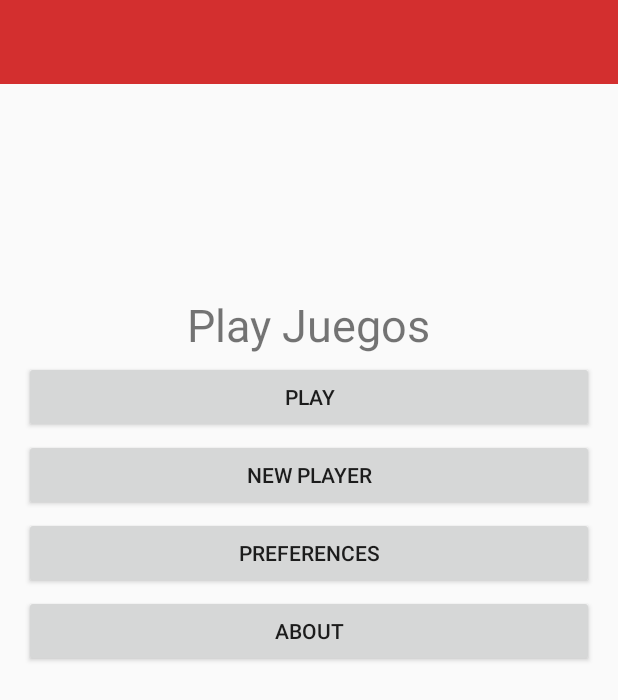
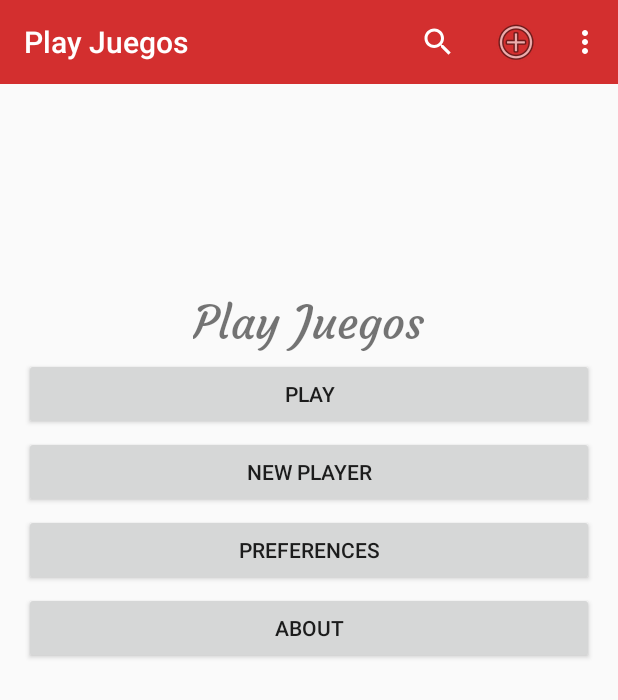
Before and after one commit to Prades0120/PlayJuegos, an Android app: the screen it shows after launch (MainActivity), on a phone screen of 412 x 824 dp. Shown: the top 700 px of the screen. Run offline under Robolectric (Android 15) with nearby library versions, the phone set to English and light mode, and no system bars.

Commit message:
Practica 2 acabada

```diff
--- a/app/src/main/AndroidManifest.xml
+++ b/app/src/main/AndroidManifest.xml
@@ -11,7 +11,8 @@
         android:theme="@style/Theme.PlayJuegos">
         <activity
             android:name=".NewPlayer"
-            android:exported="true" />
+            android:exported="true"
+            android:theme="@style/NewPlayer"/>
         <activity
             android:name=".MainActivity"
             android:exported="true">
--- a/app/src/main/java/com/example/playjuegos/MainActivity.kt
+++ b/app/src/main/java/com/example/playjuegos/MainActivity.kt
@@ -7,11 +7,15 @@ import android.view.Menu
 import android.view.MenuItem
 import android.widget.Button
 import android.widget.Toast
+import androidx.appcompat.widget.Toolbar
 
 class MainActivity : AppCompatActivity() {
     override fun onCreate(savedInstanceState: Bundle?) {
         super.onCreate(savedInstanceState)
         setContentView(R.layout.activity_main)
+
+        val toolbar = findViewById<Toolbar>(R.id.toolbar)
+        setSupportActionBar(toolbar)
 
         val jugador = findViewById<Button>(R.id.button2)
 
--- a/app/src/main/res/layout-land/activity_main.xml
+++ b/app/src/main/res/layout-land/activity_main.xml
@@ -1,18 +1,24 @@
 <?xml version="1.0" encoding="utf-8"?>
-<TableLayout xmlns:android="http://schemas.android.com/apk/res/android"
+<LinearLayout xmlns:android="http://schemas.android.com/apk/res/android"
     xmlns:tools="http://schemas.android.com/tools"
     android:layout_width="match_parent"
     android:layout_height="match_parent"
+    android:orientation="vertical">
+
+    <include layout="@layout/toolbar_layout" />
+
+    <TableLayout
+        android:layout_width="match_parent"
+        android:layout_height="match_parent"
+        android:layout_marginStart="16dp"
+        android:layout_marginTop="4dp"
+        android:layout_marginEnd="16dp"
+        android:layout_marginBottom="4dp"
         android:gravity="center_horizontal"
         android:orientation="vertical"
-    android:layout_marginStart="16dp"
-    android:layout_marginEnd="16dp"
-    android:layout_marginBottom="4dp"
-    android:layout_marginTop="4dp"
         android:stretchColumns="0,1"
         tools:context=".MainActivity">
 
-    <include layout="@layout/toolbar_layout" />
 
         <TableRow
             android:layout_width="match_parent"
@@ -25,6 +31,7 @@
                 android:layout_height="match_parent"
                 android:layout_marginBottom="4dp"
                 android:layout_span="2"
+                android:fontFamily="@font/courgette_regular"
                 android:gravity="center"
                 android:text="@string/play_juegos"
                 android:textSize="30sp" />
@@ -32,7 +39,7 @@
 
         <TableRow
             android:layout_width="match_parent"
-        android:layout_height="match_parent" >
+            android:layout_height="match_parent">
 
             <Button
                 android:id="@+id/button1"
@@ -57,7 +64,7 @@
 
         <TableRow
             android:layout_width="match_parent"
-        android:layout_height="match_parent" >
+            android:layout_height="match_parent">
 
             <Button
                 android:id="@+id/button3"
@@ -81,3 +88,4 @@
         </TableRow>
 
     </TableLayout>
+</LinearLayout>
--- a/app/src/main/res/layout/activity_main.xml
+++ b/app/src/main/res/layout/activity_main.xml
@@ -1,6 +1,5 @@
 <?xml version="1.0" encoding="utf-8"?>
 <LinearLayout xmlns:android="http://schemas.android.com/apk/res/android"
-    xmlns:app="http://schemas.android.com/apk/res-auto"
     xmlns:tools="http://schemas.android.com/tools"
     android:layout_width="match_parent"
     android:layout_height="match_parent"
@@ -10,48 +9,56 @@
 
     <include layout="@layout/toolbar_layout" />
 
+    <LinearLayout
+        android:layout_width="match_parent"
+        android:layout_height="match_parent"
+        android:gravity="center_horizontal"
+        android:orientation="vertical">
+
         <TextView
-        android:layout_marginTop="140dp"
-        android:textSize="30sp"
-        android:layout_marginBottom="4dp"
             android:id="@+id/textView"
             android:layout_width="wrap_content"
             android:layout_height="wrap_content"
-        android:text="@string/play_juegos" />
+            android:layout_marginTop="140dp"
+            android:layout_marginBottom="4dp"
+            android:fontFamily="@font/courgette_regular"
+            android:text="@string/play_juegos"
+            android:textSize="30sp" />
 
         <Button
+            android:id="@+id/button1"
+            android:layout_width="match_parent"
+            android:layout_height="wrap_content"
             android:layout_marginLeft="16dp"
             android:layout_marginRight="16dp"
             android:layout_marginBottom="4dp"
-        android:id="@+id/button1"
-        android:layout_width="match_parent"
-        android:layout_height="wrap_content"
             android:text="@string/play" />
 
         <Button
             android:id="@+id/button2"
+            android:layout_width="match_parent"
+            android:layout_height="wrap_content"
             android:layout_marginLeft="16dp"
             android:layout_marginRight="16dp"
             android:layout_marginBottom="4dp"
-        android:layout_width="match_parent"
-        android:layout_height="wrap_content"
             android:text="@string/new_player" />
 
         <Button
             android:id="@+id/button3"
-        android:layout_marginRight="16dp"
-        android:layout_marginLeft="16dp"
-        android:layout_marginBottom="4dp"
             android:layout_width="match_parent"
             android:layout_height="wrap_content"
+            android:layout_marginLeft="16dp"
+            android:layout_marginRight="16dp"
+            android:layout_marginBottom="4dp"
             android:text="@string/preferences" />
 
         <Button
             android:id="@+id/button4"
+            android:layout_width="match_parent"
+            android:layout_height="wrap_content"
             android:layout_marginLeft="16dp"
             android:layout_marginRight="16dp"
             android:layout_marginBottom="4dp"
-        android:layout_width="match_parent"
-        android:layout_height="wrap_content"
             android:text="@string/about" />
     </LinearLayout>
+</LinearLayout>
--- a/app/src/main/res/values/themes.xml
+++ b/app/src/main/res/values/themes.xml
@@ -17,4 +17,12 @@
     <style name="Myestilo">
         <item name="android:background">@color/red_700</item>
     </style>
+
+    <style name="NewPlayer" parent="Theme.AppCompat.DayNight.DarkActionBar">
+        <item name="colorPrimary">@color/red_800</item>
+        <item name="colorPrimaryVariant">@color/red_900</item>
+        <item name="colorOnPrimary">@color/white</item>
+        <!-- Status bar color. -->
+        <item name="android:statusBarColor" tools:targetApi="l">?attr/colorPrimaryVariant</item>
+    </style>
 </resources>
```
Also changed, not shown: app/src/main/res/layout-land/newplayer.xml (+10 -5 lines), app/src/main/res/font/courgette_regular.ttf (added). Lines whose indentation alone changed are shown as unchanged.
